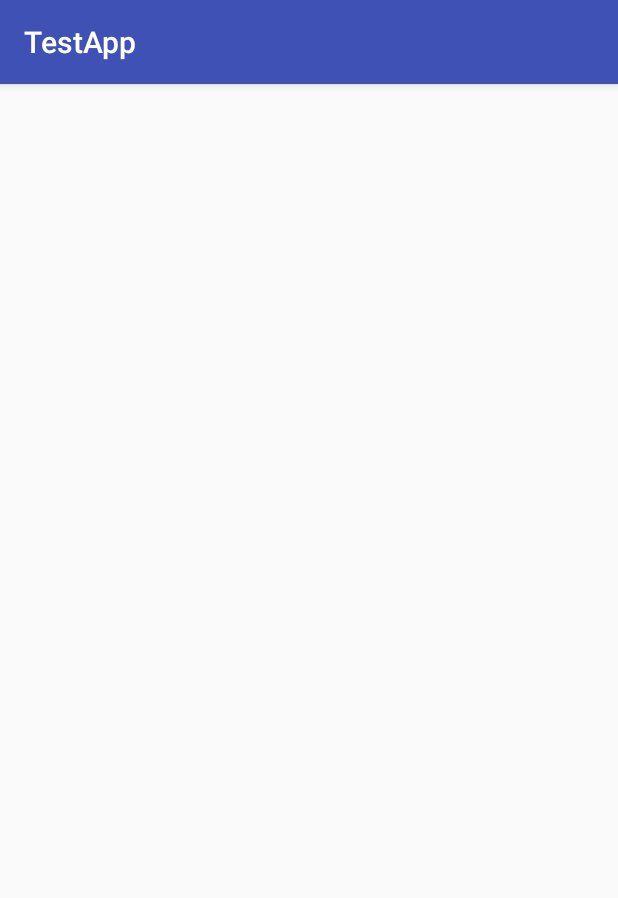
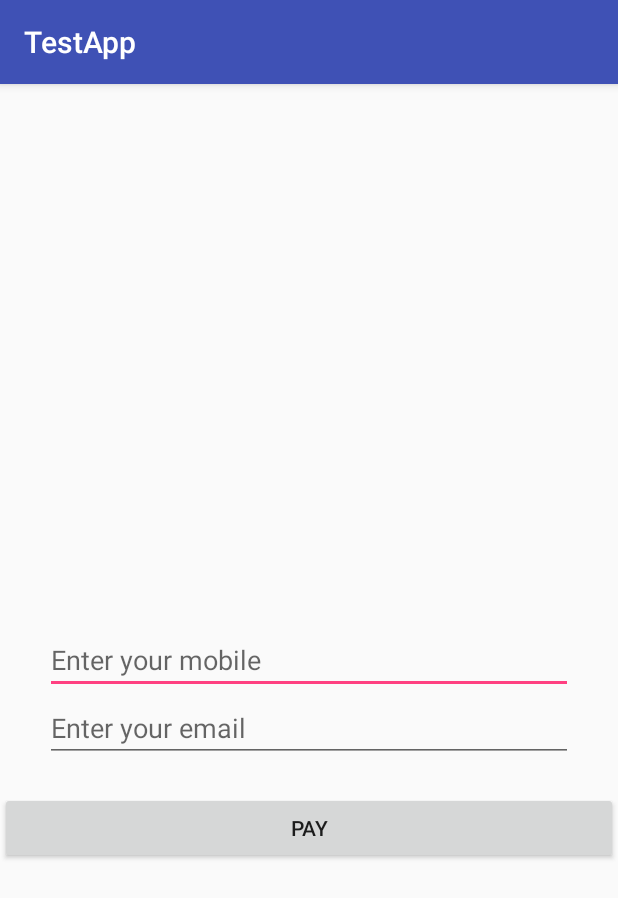
Before and after one commit to shardullavekar/LazyPay, an Android app: the screen it shows after launch (Lazypay before the commit, MainActivity after it), on a phone screen of 412 x 824 dp. Shown: the top 898 px of the screen. Run offline under Robolectric (Android 15) with nearby library versions, the phone set to English and light mode, and no system bars.

Commit message:
Easy to integrate code added

```diff
--- a/testapp/src/main/java/lazypay/testapp/MainActivity.java
+++ b/testapp/src/main/java/lazypay/testapp/MainActivity.java
@@ -3,27 +3,46 @@ package lazypay.testapp;
 import android.content.Intent;
 import android.support.v7.app.AppCompatActivity;
 import android.os.Bundle;
+import android.view.View;
+import android.widget.Button;
+import android.widget.EditText;
 import android.widget.Toast;
 
 import lazypay.app.Lazypay;
 
 public class MainActivity extends AppCompatActivity {
-
+    EditText email, mobile;
+    Button button;
     @Override
     protected void onCreate(Bundle savedInstanceState) {
         super.onCreate(savedInstanceState);
         setContentView(R.layout.activity_main);
 
+        email = (EditText) this.findViewById(R.id.email);
+
+        mobile = (EditText) this.findViewById(R.id.mobile);
+
+        button = (Button) this.findViewById(R.id.lazypay);
+
+        button.setOnClickListener(new View.OnClickListener() {
+            @Override
+            public void onClick(View v) {
+                callLazyPay();
+            }
+        });
+
+    }
+
+    private void callLazyPay() {
         Intent intent = new Intent(MainActivity.this, Lazypay.class);
 
-        intent.putExtra("email", "shardul@authme.io");
+        intent.putExtra("email", email.getText().toString());
 
-        intent.putExtra("mobile", "9591953812");
+        intent.putExtra("mobile", mobile.getText().toString());
 
         intent.putExtra("amount", "1.00");
 
         startActivityForResult(intent, 1);
-
     }
 
     @Override
--- a/testapp/src/main/res/layout/activity_main.xml
+++ b/testapp/src/main/res/layout/activity_main.xml
@@ -1,13 +1,38 @@
 <?xml version="1.0" encoding="utf-8"?>
-<android.support.constraint.ConstraintLayout
+<RelativeLayout
     xmlns:android="http://schemas.android.com/apk/res/android"
     xmlns:app="http://schemas.android.com/apk/res-auto"
     xmlns:tools="http://schemas.android.com/tools" android:layout_width="match_parent"
     android:layout_height="match_parent" tools:context="lazypay.testapp.MainActivity">
 
-    <TextView android:layout_width="wrap_content" android:layout_height="wrap_content"
-        android:text="Hello World!" app:layout_constraintBottom_toBottomOf="parent"
-        app:layout_constraintLeft_toLeftOf="parent" app:layout_constraintRight_toRightOf="parent"
-        app:layout_constraintTop_toTopOf="parent" />
 
-</android.support.constraint.ConstraintLayout>
+    <EditText
+        android:id="@+id/mobile"
+        android:layout_width="match_parent"
+        android:layout_height="wrap_content"
+        android:layout_centerInParent="true"
+        android:layout_marginLeft="30dp"
+        android:layout_marginRight="30dp"
+        android:hint="Enter your mobile"/>
+
+    <EditText
+        android:id="@+id/email"
+        android:layout_width="match_parent"
+        android:layout_height="wrap_content"
+        android:layout_below="@+id/mobile"
+        android:layout_marginLeft="30dp"
+        android:layout_marginRight="30dp"
+        android:hint="Enter your email"/>
+
+    <Button
+        android:id="@+id/lazypay"
+        android:layout_width="match_parent"
+        android:layout_height="wrap_content"
+        android:layout_below="@+id/email"
+        android:text="Pay"
+        android:layout_marginTop="20dp"/>
+
+
+
+
+</RelativeLayout>
```
Also changed, not shown: sdk2/src/main/java/lazypay/app/Config.java (+10 -0 lines), sdk2/src/main/java/lazypay/app/Lazypay.java (+28 -12 lines).
